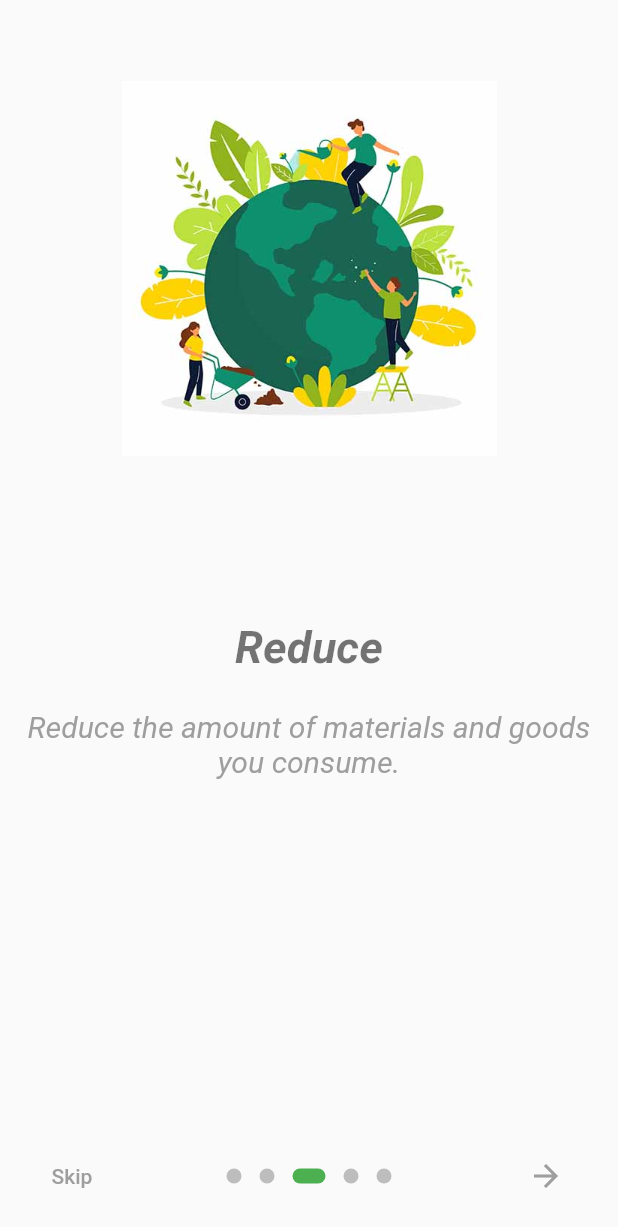
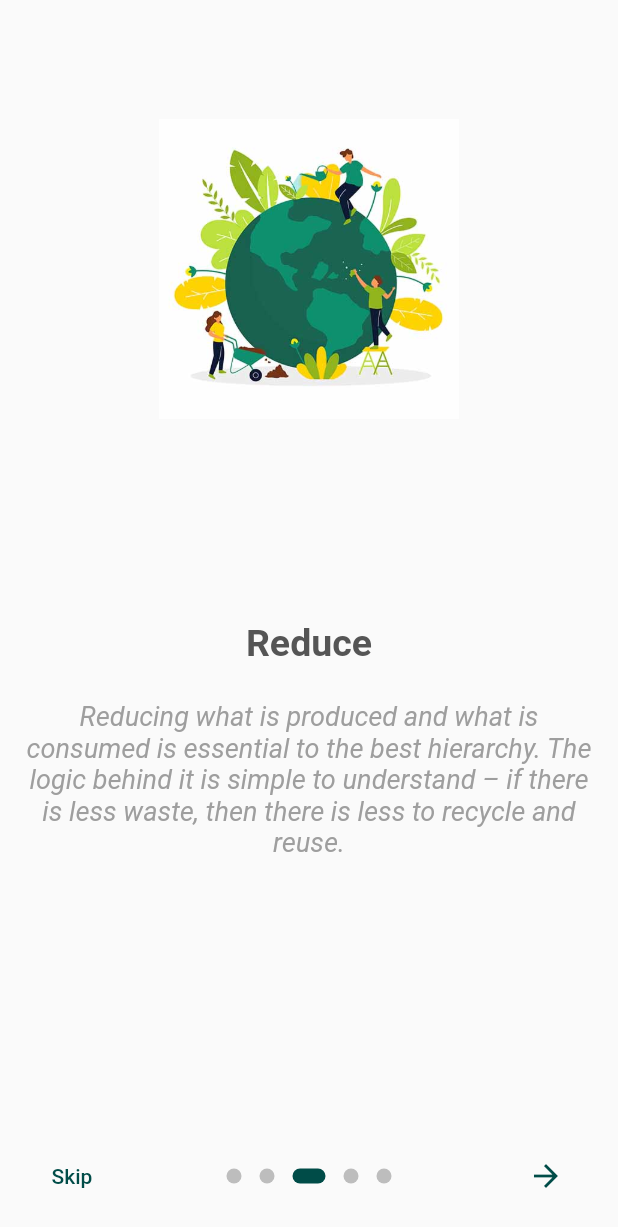
Before and after one commit to steevjames/Nirmaan-Project, a Flutter app: the screen it shows after launch, swiped to page 3, on a phone screen of 412 x 824 dp. Shown: the top 1227 px of the screen. Run offline on Flutter 3.47's test engine with Material 2 defaults, Android fonts, the light colour scheme and no system bars; drawn by our look-alikes of introduction_screen; our stand-ins replace avatar_glow, carousel_slider, simple_animations.

Commit message:
Update intro.dart

```diff
--- a/lib/Intro/intro.dart
+++ b/lib/Intro/intro.dart
@@ -1,8 +1,6 @@
 import 'package:flutter/material.dart';
 import 'package:introduction_screen/introduction_screen.dart';
 import 'package:carbonfootprint/Login/login.dart';
-import 'package:carbonfootprint/Homepage/homepage.dart';
-import 'package:carbonfootprint/Components/styling.dart';
 
 class OnBoardingPage extends StatefulWidget {
   @override
@@ -28,12 +26,18 @@ class _OnBoardingPageState extends State<OnBoardingPage> {
   @override
   Widget build(BuildContext context) {
     const bodyStyle = TextStyle(fontSize: 19.0);
-    const pageDecoration = const PageDecoration(
-      titleTextStyle: TextStyle(fontSize: 28.0, fontWeight: FontWeight.w700),
-      bodyTextStyle: bodyStyle,
-      descriptionPadding: EdgeInsets.fromLTRB(16.0, 0.0, 16.0, 16.0),
-      pageColor: Colors.white,
-      imagePadding: EdgeInsets.zero,
+    const pageDecoration = PageDecoration(
+      titleTextStyle: TextStyle(
+        fontWeight: FontWeight.w700,
+        color: Color(0xff555555),
+        fontSize: 25.0,
+        // fontStyle: FontStyle.italic,
+      ),
+      bodyTextStyle: TextStyle(
+        fontSize: 18.0,
+        color: Colors.grey,
+        fontStyle: FontStyle.italic,
+      ),
     );
 
     return IntroductionScreen(
@@ -44,125 +48,44 @@ class _OnBoardingPageState extends State<OnBoardingPage> {
           body:
               "A carbon footprint is the amount of greenhouse gases—primarily carbon dioxide—released into the atmosphere by a particular human activity. ",
           image: Center(
-              child: Image.asset("assets/images/global.jpg", height: 250.0)),
-
+            child: Image.asset("assets/images/global.jpg", height: 200.0),
+          ),
           //image: _buildImage('assets/images/back'),
-          decoration: const PageDecoration(
-            titleTextStyle: TextStyle(
-                fontWeight: FontWeight.w700,
-                color: Colors.black54,
-                fontSize: 30.0,
-                fontStyle: FontStyle.italic),
-            bodyTextStyle: TextStyle(
-                fontSize: 20.0,
-                color: Colors.grey,
-                fontStyle: FontStyle.italic),
-          ),
+          decoration: pageDecoration,
         ),
         PageViewModel(
           title: "The 3 R's",
           body:
               "Reduce, Reuse, Recycle – these three 'R' words are an important part of sustainable living, as they help to cut down on the amount of waste we have to throw away.",
           image: Center(
-              child: Image.asset("assets/images/planet5.jpg", height: 285.0)),
-          decoration: const PageDecoration(
-            titleTextStyle: TextStyle(
-                fontWeight: FontWeight.w700,
-                color: Colors.black54,
-                fontSize: 30.0,
-                fontStyle: FontStyle.italic),
-            bodyTextStyle: TextStyle(
-                fontSize: 20.0,
-                color: Colors.grey,
-                fontStyle: FontStyle.italic),
-          ),
+              child: Image.asset("assets/images/planet5.jpg", height: 200.0)),
+          decoration: pageDecoration,
         ),
         PageViewModel(
           title: "Reduce",
-          body: "Reduce the amount of materials and goods you consume.",
+          body:
+              "Reducing what is produced and what is consumed is essential to the best hierarchy. The logic behind it is simple to understand – if there is less waste, then there is less to recycle and reuse.",
           image: Center(
-              child: Image.asset("assets/images/planet1.jpg", height: 250.0)),
-          decoration: const PageDecoration(
-            titleTextStyle: TextStyle(
-                fontWeight: FontWeight.w700,
-                color: Colors.black54,
-                fontSize: 30.0,
-                fontStyle: FontStyle.italic),
-            bodyTextStyle: TextStyle(
-                fontSize: 20.0,
-                color: Colors.grey,
-                fontStyle: FontStyle.italic),
-          ),
+              child: Image.asset("assets/images/planet1.jpg", height: 200.0)),
+          decoration: pageDecoration,
         ),
         PageViewModel(
           title: "Reuse",
           body:
               "Reusing is the act of taking old items that you might consider throwing away and finding a new use for them.",
           image: Center(
-              child: Image.asset("assets/images/planet3.jpg", height: 250.0)),
-          decoration: const PageDecoration(
-            titleTextStyle: TextStyle(
-                fontWeight: FontWeight.w700,
-                color: Colors.black54,
-                fontSize: 30.0,
-                fontStyle: FontStyle.italic),
-            bodyTextStyle: TextStyle(
-                fontSize: 20.0,
-                color: Colors.grey,
-                fontStyle: FontStyle.italic),
-          ),
+              child: Image.asset("assets/images/planet3.jpg", height: 200.0)),
+          decoration: pageDecoration,
         ),
         PageViewModel(
           title: "Recycle",
           body:
               "This is probably the most well-known and well-understood of the 3 Rs. If you have recycling pick-up services, you will be familiar with recycling paper, plastic and metal materials.",
           image: Center(
-              child: Image.asset("assets/images/planet4.jpg", height: 250.0)),
-          decoration: const PageDecoration(
-            titleTextStyle: TextStyle(
-                fontWeight: FontWeight.w700,
-                color: Colors.black54,
-                fontSize: 30.0,
-                fontStyle: FontStyle.italic),
-            bodyTextStyle: TextStyle(
-                fontSize: 20.0,
-                color: Colors.grey,
-                fontStyle: FontStyle.italic),
+            child: Image.asset("assets/images/planet4.jpg", height: 200.0),
           ),
+          decoration: pageDecoration,
         ),
-//        PageViewModel(
-//          title: "Reuse",
-//          body:
-//              "Reusing is the act of taking old items that you might consider throwing away and finding a new use for them.",
-//          image: _buildImage(''),
-//          footer: RaisedButton(
-//            onPressed: () {
-//              introKey.currentState?.animateScroll(0);
-//            },
-//            child: const Text(
-//              'FooButton',
-//              style: TextStyle(color: Colors.white),
-//            ),
-//            color: Colors.lightBlue,
-//            shape: RoundedRectangleBorder(
-//              borderRadius: BorderRadius.circular(8.0),
-//            ),
-//          ),
-//          decoration: pageDecoration,
-//        ),
-//        PageViewModel(
-//          title: "Recycle",
-//          bodyWidget: Row(
-//            mainAxisAlignment: MainAxisAlignment.center,
-//            children: const [
-//              Text("Click on ", style: bodyStyle),
-//              Icon(Icons.edit),
-//              Text(" to edit a post", style: bodyStyle),
-//            ],
-//          ),
-//          image: _buildImage('img1'),
-//          decoration: pageDecoration,
-//        ),
       ],
       onDone: () => _onIntroEnd(context),
       //onSkip: () => _onIntroEnd(context), // You can override onSkip callback
@@ -171,15 +94,19 @@ class _OnBoardingPageState extends State<OnBoardingPage> {
       nextFlex: 0,
       skip: const Text('Skip',
           style: TextStyle(
-            color: Colors.grey,
+            color: Color(0xff004c48),
           )),
-      next: const Icon(Icons.arrow_forward, color: Colors.grey),
+      next: const Icon(
+        Icons.arrow_forward,
+        color: Color(0xff004c48),
+      ),
       done: const Text('Done',
           style: TextStyle(
             fontWeight: FontWeight.w600,
           )),
       dotsDecorator: const DotsDecorator(
         size: Size(10.0, 10.0),
+        activeColor: Color(0xff004c48),
         color: Color(0xFFBDBDBD),
         activeSize: Size(22.0, 10.0),
         activeShape: RoundedRectangleBorder(
```
